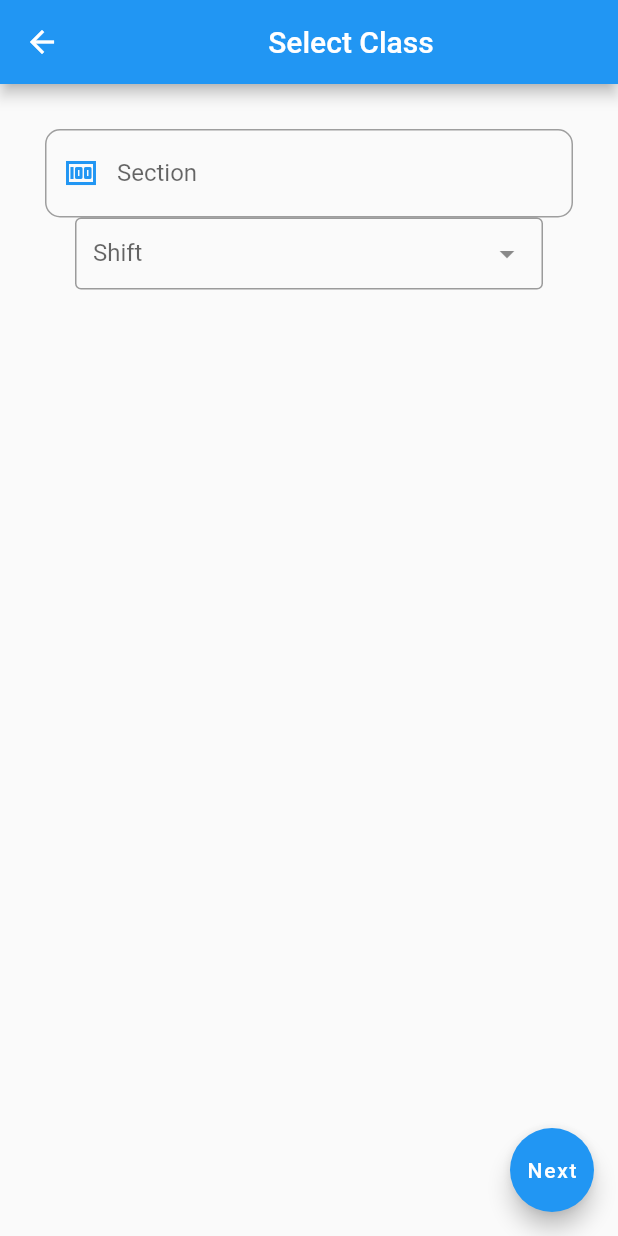
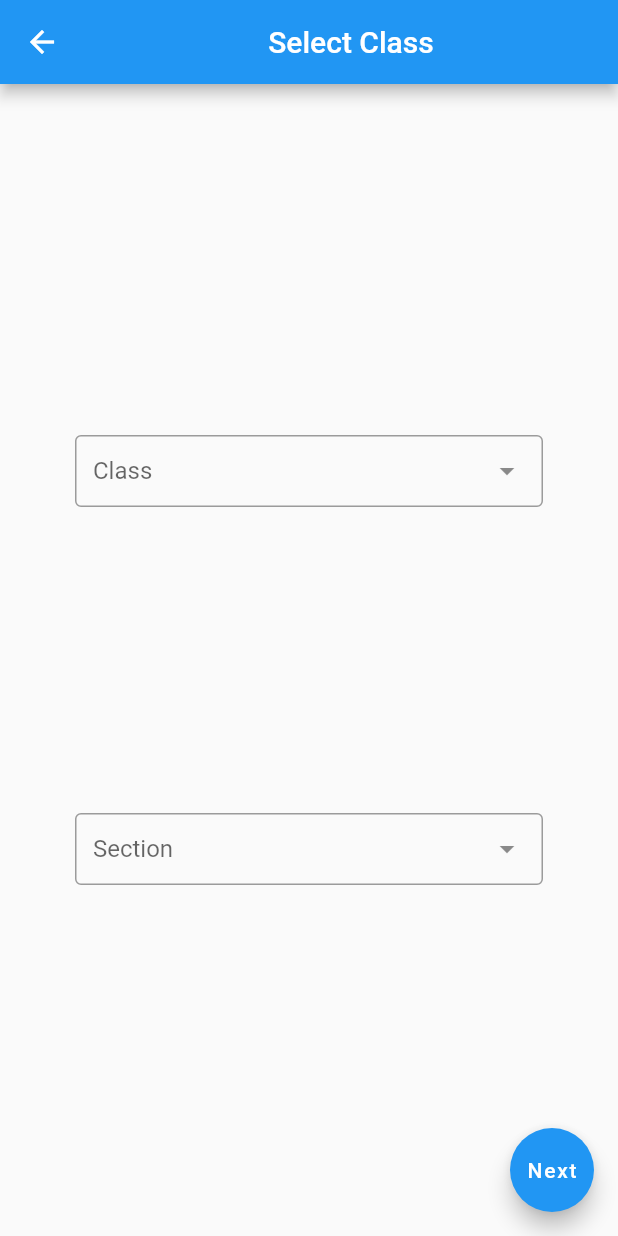
Before and after one commit to RAIESHG/student_progress_indicator_web, a Flutter app: the StudentClass screen opened directly, on a phone screen of 412 x 824 dp. Run offline on Flutter 3.47's test engine with Material 2 defaults, Android fonts, the phone set to English and light mode, and no system bars; drawn by our look-alikes of dropdown_search; network calls fail.

Commit message:
icons change and abit of validation

```diff
--- a/lib/insert/add_student_result.dart
+++ b/lib/insert/add_student_result.dart
@@ -27,7 +27,7 @@ class AddStudentResult extends StatelessWidget {
               controller: _dateController,
 
               decoration: InputDecoration(
-                  prefixIcon: Icon(Icons.money, color: Colors.blue),
+                  prefixIcon: Icon(Icons.date_range_outlined, color: Colors.blue),
                   enabledBorder: OutlineInputBorder(
                     borderRadius: BorderRadius.all(Radius.circular(10.0)),
                     borderSide: BorderSide(color: Colors.grey),
@@ -43,7 +43,7 @@ class AddStudentResult extends StatelessWidget {
               controller: _subjectController,
 
               decoration: InputDecoration(
-                  prefixIcon: Icon(Icons.money, color: Colors.blue),
+                  prefixIcon: Icon(Icons.book, color: Colors.blue),
                   enabledBorder: OutlineInputBorder(
                     borderRadius: BorderRadius.all(Radius.circular(10.0)),
                     borderSide: BorderSide(color: Colors.grey),
@@ -59,7 +59,7 @@ class AddStudentResult extends StatelessWidget {
               controller: _gradesController,
 
               decoration: InputDecoration(
-                  prefixIcon: Icon(Icons.money, color: Colors.blue),
+                  prefixIcon: Icon(Icons.grade, color: Colors.blue),
                   enabledBorder: OutlineInputBorder(
                     borderRadius: BorderRadius.all(Radius.circular(10.0)),
                     borderSide: BorderSide(color: Colors.grey),
--- a/lib/insert/add_subject.dart
+++ b/lib/insert/add_subject.dart
@@ -19,7 +19,7 @@ class AddSubject extends StatelessWidget {
             TextField(
               controller: _subjectnameController,
               decoration: InputDecoration(
-                  prefixIcon: Icon(Icons.money, color: Colors.blue),
+                  prefixIcon: Icon(Icons.book, color: Colors.blue),
                   enabledBorder: OutlineInputBorder(
                     borderRadius: BorderRadius.all(Radius.circular(10.0)),
                     borderSide: BorderSide(color: Colors.grey),
--- a/lib/main.dart
+++ b/lib/main.dart
@@ -2,7 +2,7 @@ import 'package:flutter/material.dart';
 
 import 'package:student_progress_indicator_web/dashboard.dart';
 
-const IP = '192.168.2.6:3000';
+const IP = '192.168.2.7:3000';
 void main() {
   runApp(MaterialApp(home: Dashboard()));
 }
--- a/lib/reuseable_codes/student_classes.dart
+++ b/lib/reuseable_codes/student_classes.dart
@@ -14,19 +14,24 @@ final TextEditingController sectionController = TextEditingController();
 class _StudentClassState extends State<StudentClass> {
   @override
   List<String> classes = ["1", "2","3","4","5","6","7","8","9","10"];
+  List<String> section=["A","B"];
   String selectedclass="";
+  String selectedsection="";
   Widget build(BuildContext context) {
     return Scaffold(
       appBar: AppBar(title: Center(child: Text("Select Class")),),
       floatingActionButton: FloatingActionButton(
         onPressed: (){
+          if(selectedclass=="" || selectedsection==""){
 
+          }
+          else{
 
           Navigator.push(
               context,
               MaterialPageRoute(builder: (context) => ViewStudents(classs: selectedclass,section: sectionController.text,selectedoption: widget.selectionoption,)));
 
-        },
+        }},
         child: Text("Next"),
 
       ),
@@ -34,29 +39,14 @@ class _StudentClassState extends State<StudentClass> {
         child: Padding(
           padding: const EdgeInsets.all(30),
           child: Column(
+            mainAxisAlignment: MainAxisAlignment.spaceEvenly,
+            children: [
 
-            children: [
-          TextField(
-            controller:sectionController ,
-            decoration: InputDecoration(
-
-                prefixIcon: Icon(Icons.money, color: Colors.blue),
-                enabledBorder: OutlineInputBorder(
-                  borderRadius: BorderRadius.all(Radius.circular(10.0)),
-                  borderSide: BorderSide(color: Colors.grey),
-                ),
-                focusedBorder: OutlineInputBorder(
-                  borderRadius: BorderRadius.all(Radius.circular(10.0)),
-                  borderSide: BorderSide(color: Colors.grey),
-                ),
-                labelText: 'Section'
-            ),
-          ),
 
           Padding(
             padding: EdgeInsets.fromLTRB(20,0,20,0),
             child: DropdownSearch<String>(
-                label: "Shift",
+                label: "Class",
                 mode: Mode.MENU,
                 showSelectedItem: true,
                 items: classes,
@@ -70,6 +60,23 @@ class _StudentClassState extends State<StudentClass> {
                 selectedItem: selectedclass),
           ),
 
+              Padding(
+                padding: EdgeInsets.fromLTRB(20,0,20,0),
+                child: DropdownSearch<String>(
+                    label: "Section",
+                    mode: Mode.MENU,
+                    showSelectedItem: true,
+                    items: section,
+
+                    validator: (val) =>
+                    val.isEmpty ? "Please  select the Time " : null,
+
+                    onChanged: (val){
+                      selectedsection = val;
+                    },
+                    selectedItem: selectedsection),
+              ),
+
 
 
 
```
Also changed, not shown: lib/insert/add_student.dart (+6 -6 lines), lib/insert/addassignment.dart (+12 -8 lines), lib/insert/adddailyactivities.dart (+13 -1 lines).
